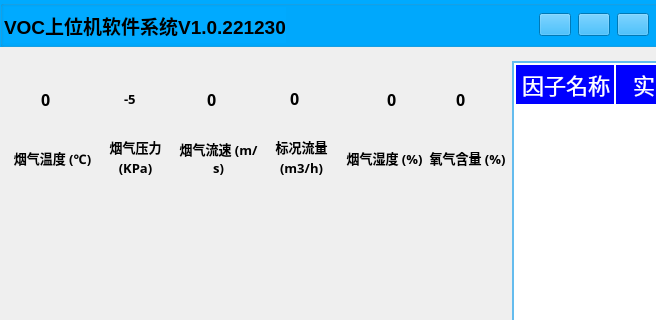
Old version of the form voc-gas/mainwindow.ui in the repository aa123Eason/workcode; both pictures show x 0 to 656 and y 0 to 320 of the 1024 by 768 pixel window.
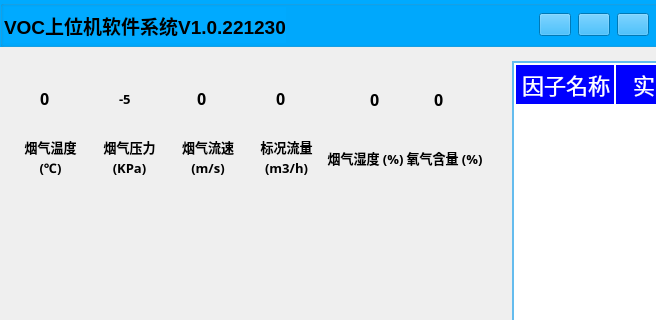
New version of the form. Icons and pictures are not drawn.

Commit message: 调整控件布局

The edit to the form file:
```diff
--- a/voc-gas/mainwindow.ui
+++ b/voc-gas/mainwindow.ui
@@ -438,7 +438,7 @@
      <rect>
       <x>12</x>
       <y>62</y>
-      <width>496</width>
+      <width>471</width>
       <height>115</height>
      </rect>
     </property>
```
Left out of the diff: 18 changed lines with no effect on the pictures. The commit also changes 2 other files.
